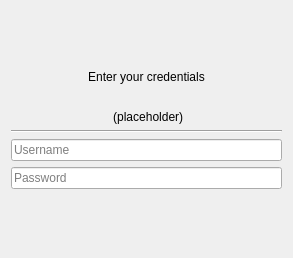
Old version of the form src/gui/newwizard/pages/basiccredentialssetupwizardpage.ui in the repository GrossLukas/client.
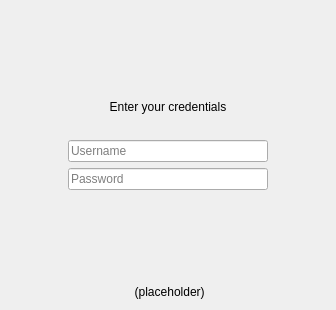
New version of the form.

Diff of the .ui file:
```diff
--- a/src/gui/newwizard/pages/basiccredentialssetupwizardpage.ui
+++ b/src/gui/newwizard/pages/basiccredentialssetupwizardpage.ui
@@ -6,8 +6,8 @@
    <rect>
     <x>0</x>
     <y>0</y>
-    <width>293</width>
-    <height>258</height>
+    <width>336</width>
+    <height>310</height>
    </rect>
   </property>
   <property name="windowTitle">
@@ -19,10 +19,13 @@
      <property name="orientation">
       <enum>Qt::Vertical</enum>
      </property>
+     <property name="sizeType">
+      <enum>QSizePolicy::MinimumExpanding</enum>
+     </property>
      <property name="sizeHint" stdset="0">
       <size>
        <width>20</width>
-       <height>40</height>
+       <height>20</height>
       </size>
      </property>
     </spacer>
@@ -43,7 +46,7 @@
       <enum>Qt::Vertical</enum>
      </property>
      <property name="sizeType">
-      <enum>QSizePolicy::Maximum</enum>
+      <enum>QSizePolicy::Minimum</enum>
      </property>
      <property name="sizeHint" stdset="0">
       <size>
@@ -54,26 +57,30 @@
     </spacer>
    </item>
    <item>
-    <widget class="QLabel" name="urlLabel">
-     <property name="text">
-      <string notr="true">&lt;server URL&gt; (placeholder)</string>
-     </property>
-     <property name="alignment">
-      <set>Qt::AlignCenter</set>
-     </property>
-    </widget>
-   </item>
+    <layout class="QHBoxLayout" name="horizontalLayout">
    <item>
-    <widget class="Line" name="line">
+      <spacer name="horizontalSpacer">
      <property name="orientation">
       <enum>Qt::Horizontal</enum>
      </property>
-    </widget>
+       <property name="sizeHint" stdset="0">
+        <size>
+         <width>40</width>
+         <height>20</height>
+        </size>
+       </property>
+      </spacer>
    </item>
    <item>
     <layout class="QVBoxLayout" name="verticalLayout_2">
      <item>
       <widget class="QLineEdit" name="usernameLineEdit">
+         <property name="minimumSize">
+          <size>
+           <width>200</width>
+           <height>0</height>
+          </size>
+         </property>
        <property name="placeholderText">
         <string>Username</string>
        </property>
@@ -81,6 +88,12 @@
      </item>
      <item>
       <widget class="QLineEdit" name="passwordLineEdit">
+         <property name="minimumSize">
+          <size>
+           <width>200</width>
+           <height>0</height>
+          </size>
+         </property>
        <property name="echoMode">
         <enum>QLineEdit::Password</enum>
        </property>
@@ -92,6 +105,21 @@
     </layout>
    </item>
    <item>
+      <spacer name="horizontalSpacer_2">
+       <property name="orientation">
+        <enum>Qt::Horizontal</enum>
+       </property>
+       <property name="sizeHint" stdset="0">
+        <size>
+         <width>40</width>
+         <height>20</height>
+        </size>
+       </property>
+      </spacer>
+     </item>
+    </layout>
+   </item>
+   <item>
     <spacer name="verticalSpacer_2">
      <property name="orientation">
       <enum>Qt::Vertical</enum>
@@ -104,6 +132,16 @@
      </property>
     </spacer>
    </item>
+   <item>
+    <widget class="QLabel" name="urlLabel">
+     <property name="text">
+      <string notr="true">&lt;server URL&gt; (placeholder)</string>
+     </property>
+     <property name="alignment">
+      <set>Qt::AlignCenter</set>
+     </property>
+    </widget>
+   </item>
   </layout>
  </widget>
  <resources/>
```
Left out of the diff: 2 changed lines with no effect on the pictures. Lines whose indentation alone changed are shown as unchanged.
